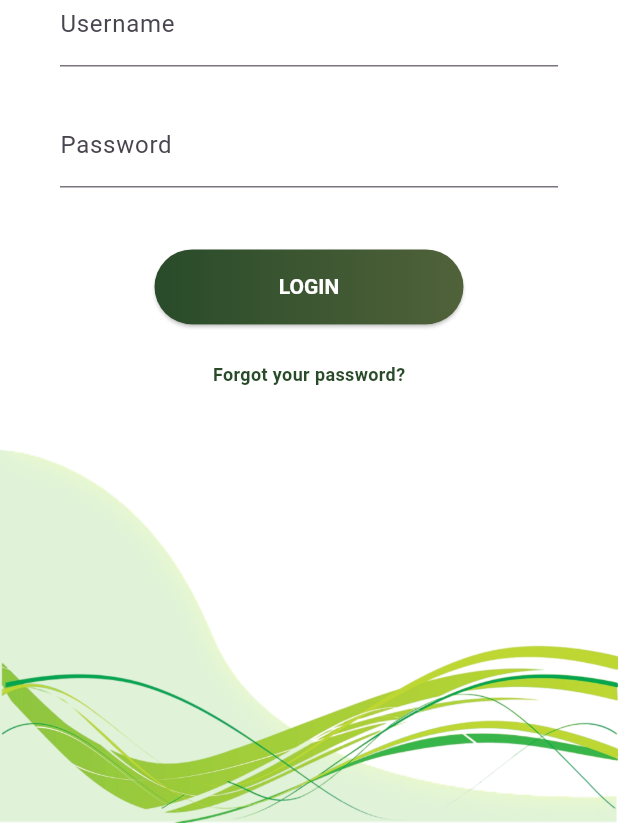
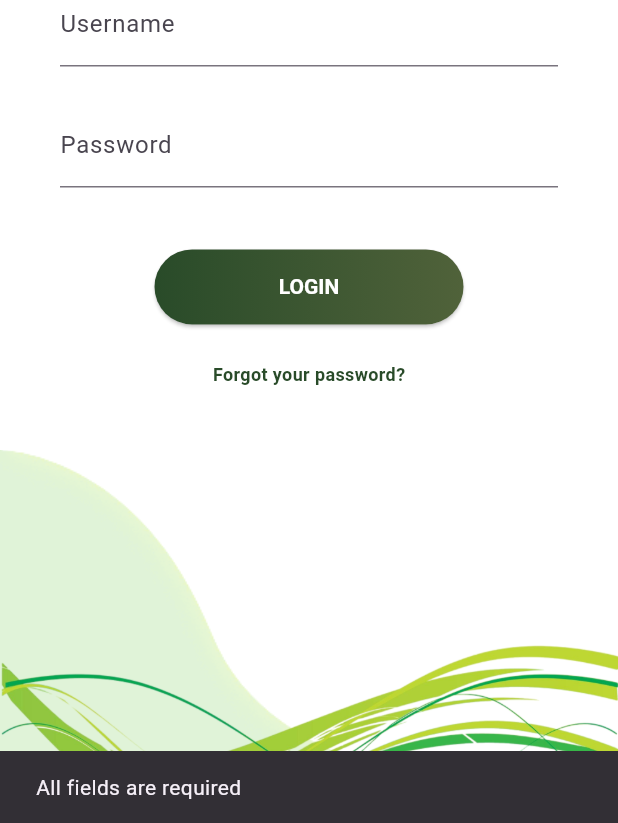
Before and after one commit to JDuwarahavidyan/Easy-Coupon, a Flutter app: the SignInThree screen opened by its route, after a tap on "LOGIN", on a phone screen of 412 x 824 dp, the part 413-1236 px from its top. Run offline on Flutter 3.47's test engine with Material 3 defaults, Android fonts, the phone set to English and light mode, and no system bars; our stand-ins replace bloc, calendar_date_picker2, cloud_firestore, equatable, firebase_auth, firebase_core and 6 more; missing offline and left inert: bottom_bar, expandable_datatable, qr_code_scanner; accounts and stored records are empty; project files that could hold a hidden picture were left out.

```diff
--- a/lib/main.dart
+++ b/lib/main.dart
@@ -14,6 +14,7 @@ import 'routes/routes.dart';
 
 void main() async {
   WidgetsFlutterBinding.ensureInitialized();
+
   await Firebase.initializeApp(
     options: DefaultFirebaseOptions.currentPlatform,
   );
--- a/lib/models/user/user_model.dart
+++ b/lib/models/user/user_model.dart
@@ -34,7 +34,7 @@ class UserModel extends Equatable {
       role: json['role'] as String,
       studentCount: json['studentCount'] ?? 30,
       canteenCount: json['canteenCount'] ?? 0,
-      profilePic: json['profilePic'] ?? '',
+      profilePic: json['profilePic'] as String?,
     );
   }
 
--- a/lib/pages/login_pages/login_page.dart
+++ b/lib/pages/login_pages/login_page.dart
@@ -1,9 +1,55 @@
 import 'package:easy_coupon/pages/login_pages/fg_pw.dart';
+import 'package:easy_coupon/pages/login_pages/pw_reset.dart';
+import 'package:easy_coupon/pages/student_pages/home.dart';
 import 'package:flutter/material.dart';
 import 'package:easy_coupon/widgets/widgets.dart';
-//import 'package:easy_coupon/pages/login_pages/pw_reset.dart';
+import 'package:easy_coupon/bloc/blocs.dart';
+import 'package:easy_coupon/routes/route_names.dart';
 
 class SignInThree extends StatelessWidget {
+  SignInThree({super.key});
+
+  final TextEditingController userNameController = TextEditingController();
+  final TextEditingController passwordController = TextEditingController();
+
+  void navigateWithAnimation(BuildContext context, String routeName) {
+    Navigator.of(context).pushReplacement(
+      PageRouteBuilder(
+        pageBuilder: (context, animation, secondaryAnimation) {
+          switch (routeName) {
+            case RouteNames.pwreset:
+              return const PwReset();
+            case RouteNames.home:
+              return const StudentHome();
+            case RouteNames.canteen:
+              return const StudentHome();
+            /*case RouteNames.canteenB:
+              return const CanteenBHomeScreen();*/
+            default:
+              return SignInThree(); // Updated to new login page class
+          }
+        },
+        transitionsBuilder: (context, animation, secondaryAnimation, child) {
+          const begin = Offset(1, 0.0);
+          const end = Offset.zero;
+          const curve = Curves.ease;
+
+          final tween = Tween(begin: begin, end: end);
+          final curvedAnimation = CurvedAnimation(
+            parent: animation,
+            curve: curve,
+          );
+
+          return SlideTransition(
+            position: tween.animate(curvedAnimation),
+            child: child,
+          );
+        },
+        transitionDuration: const Duration(seconds: 1),
+      ),
+    );
+  }
+
   @override
   Widget build(BuildContext context) {
     Size size = MediaQuery.of(context).size;
@@ -11,22 +57,21 @@ class SignInThree extends StatelessWidget {
     return Scaffold(
       body: Background(
         child: Stack(
-          // Use Stack to overlay widgets
           children: <Widget>[
             Positioned(
-              top: size.height * 0.06, // Position slightly below the top
-              right: -40, // Move the image further to the right
+              top: size.height * 0.06,
+              right: -40,
               child: Container(
-                width: size.width * 0.6, // Adjust width as needed
+                width: size.width * 0.6,
                 child: Image.asset(
                   "assets/images/landing/main.png",
-                  fit: BoxFit.contain, // Maintain aspect ratio
+                  fit: BoxFit.contain,
                 ),
               ),
             ),
             Positioned(
-              top: size.height * 0.25, // Move the text upwards
-              left: 40, // Align text to the left
+              top: size.height * 0.25,
+              left: 40,
               child: Container(
                 alignment: Alignment.centerLeft,
                 child: Text(
@@ -41,19 +86,40 @@ class SignInThree extends StatelessWidget {
               ),
             ),
             Positioned(
-              top: size.height *
-                  0.32, // Adjust position to place below the title
+              top: size.height * 0.32,
               left: 40,
               right: 40,
-              child: Column(
+              child: BlocConsumer<AuthBloc, AuthState>(
+                listener: (context, state) {
+                  if (state is FirstTimeLogin) {
+                    navigateWithAnimation(context, RouteNames.pwreset);
+                  } else if (state is StudentAuthenticated) {
+                    navigateWithAnimation(context, RouteNames.home);
+                  } else if (state is CanteenAAuthenticated) {
+                    navigateWithAnimation(context, RouteNames.home);//need to change
+                  } /*else if (state is CanteenBAuthenticated) {
+                    navigateWithAnimation(context, RouteNames.canteenB);
+                  }*/ else if (state is AuthStateError) {
+                    ScaffoldMessenger.of(context).showSnackBar(
+                      SnackBar(content: Text(state.error)),
+                    );
+                  }
+                },
+                builder: (context, state) {
+                  if (state is AuthStateLoading) {
+                    return const Center(child: CircularProgressIndicator());
+                  }
+                  return Column(
                     children: <Widget>[
                       TextField(
+                        controller: userNameController,
                         decoration: InputDecoration(
                           labelText: "Username",
                         ),
                       ),
                       SizedBox(height: size.height * 0.03),
                       TextField(
+                        controller: passwordController,
                         decoration: InputDecoration(
                           labelText: "Password",
                         ),
@@ -61,7 +127,25 @@ class SignInThree extends StatelessWidget {
                       ),
                       SizedBox(height: size.height * 0.05),
                       ElevatedButton(
-                    onPressed: () {},
+                        onPressed: () {
+                          final userName = userNameController.text.toLowerCase();
+                          final password = passwordController.text;
+
+                          if (userName.isEmpty || password.isEmpty) {
+                            ScaffoldMessenger.of(context).showSnackBar(
+                              const SnackBar(
+                                  content: Text('All fields are required')),
+                            );
+                            return;
+                          }
+
+                          context.read<AuthBloc>().add(
+                                LoggedInEvent(
+                                  username: userName,
+                                  password: password,
+                                ),
+                              );
+                        },
                         style: ElevatedButton.styleFrom(
                           shape: RoundedRectangleBorder(
                             borderRadius: BorderRadius.circular(80.0),
@@ -104,7 +188,7 @@ class SignInThree extends StatelessWidget {
                             MaterialPageRoute(builder: (context) => Forget()),
                           );
                         },
-                    child: const Text(
+                        child: Text(
                           "Forgot your password?",
                           style: TextStyle(
                             fontSize: 12,
@@ -114,6 +198,8 @@ class SignInThree extends StatelessWidget {
                         ),
                       ),
                     ],
+                  );
+                },
               ),
             ),
           ],
--- a/lib/pages/login_pages/pw_reset.dart
+++ b/lib/pages/login_pages/pw_reset.dart
@@ -3,6 +3,7 @@ import 'package:easy_coupon/widgets/widgets.dart';
 import 'package:easy_coupon/pages/login_pages/login_page.dart';
 
 class PwReset extends StatelessWidget {
+  const PwReset({super.key});
   @override
   Widget build(BuildContext context) {
     Size size = MediaQuery.of(context).size;
--- a/lib/pages/student_pages/home.dart
+++ b/lib/pages/student_pages/home.dart
@@ -20,6 +20,7 @@ class TabIconData {
 }
 
 class StudentHome extends StatefulWidget {
+  const StudentHome({super.key});
   @override
   _StudentHomeState createState() => _StudentHomeState();
 }
--- a/lib/repositories/auth/auth_repository.dart
+++ b/lib/repositories/auth/auth_repository.dart
@@ -71,8 +71,10 @@ class AuthRepository {
 
   Future<User> signInWithUsernameAndPassword(
       String username, String password) async {
-    final email = await _firebaseAuthService.getEmailFromUsername(username);
-    await _firebaseAuthService.signInWithEmailAndPassword(email, password);
+    //final email = await _firebaseAuthService.getEmailFromUsername(username);
+
+    await _firebaseAuthService.signInWithEmailAndPassword(username, password);
+    print('login');
     final user = _firebaseAuthService.getCurrentUser();
     await _saveSession(user!);
     return user;
--- a/lib/routes/app_routes.dart
+++ b/lib/routes/app_routes.dart
@@ -36,6 +36,17 @@ class AppRoutes {
       case RouteNames.updtprofile:
         return MaterialPageRoute(builder: (_) => UpdateProfileScreen());
 
+      case RouteNames.pwreset:
+        return MaterialPageRoute(builder: (_) => PwReset());
+
+      case RouteNames.home:
+        return MaterialPageRoute(builder: (_) => StudentHome());
+
+      case RouteNames.canteen:
+        return MaterialPageRoute(builder: (_) => StudentHome());//need to change
+
+
+
       case RouteNames.confirm:
         return MaterialPageRoute(
             builder: (_) => ConfirmationPage(
--- a/lib/routes/route_names.dart
+++ b/lib/routes/route_names.dart
@@ -9,4 +9,6 @@ class RouteNames {
   static const String qr = '/qr';
   static const String profile = '/profile';
   static const String updtprofile = '/updtprofile';
+  static const String pwreset = '/pwreset';
+  static const String canteen = '/canteen';
 }
```
Also changed, not shown: lib/bloc/auth/auth_bloc.dart (+5 -4 lines), lib/pages/login_pages/fg_pw.dart (+12 -9 lines), lib/services/auth/auth_service.dart (+6 -6 lines). Lines whose indentation alone changed are shown as unchanged.
